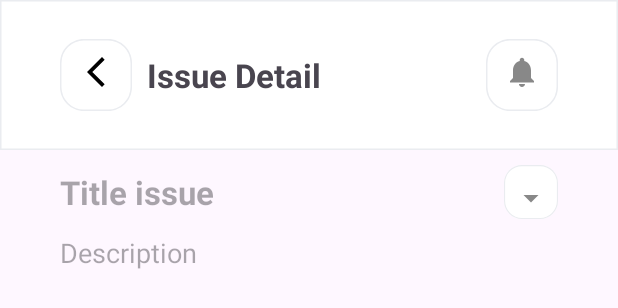
After one commit to phiquan123qa/Stuplan, an Android app: the layout fragment_issue_detail.xml on its own in the app's theme, with its tools: preview values and no code run, on a phone screen of 412 x 824 dp. The commit adds this screen. Shown: the top 308 px of the screen. Run offline under Robolectric (Android 15) with nearby library versions, the phone set to English and light mode, and no system bars.

Commit message:
Finish open, edit Issue detail, show new option: to do more

```diff
--- a/app/src/main/java/com/vn/utility/AdapterProjectsList.java
+++ b/app/src/main/java/com/vn/utility/AdapterProjectsList.java
@@ -61,21 +61,16 @@ public class AdapterProjectsList extends RecyclerView.Adapter<AdapterProjectsLis
     public int getItemCount() {
         return listProjects.size();
     }
-
     public static class AdapterProjectsListHolder extends RecyclerView.ViewHolder{
         TextView titleProject;
         ImageView iconProject;
-
         public AdapterProjectsListHolder(@NonNull View itemView) {
             super(itemView);
             iconProject=itemView.findViewById(R.id.icon_prj_item);
             titleProject=itemView.findViewById(R.id.title_prj_item);
         }
         public void bind(final Project project, final OnItemClickListener listener) {
-            // Bind data to views
             titleProject.setText(project.getTitle());
-
-            // Set click listener
             itemView.setOnClickListener(new View.OnClickListener() {
                 @Override
                 public void onClick(View v) {
--- /dev/null
+++ b/app/src/main/res/drawable/baseline_arrow_drop_down_24.xml
@@ -0,0 +1,5 @@
+<vector android:height="24dp" android:tint="#888888"
+    android:viewportHeight="24" android:viewportWidth="24"
+    android:width="24dp" xmlns:android="http://schemas.android.com/apk/res/android">
+    <path android:fillColor="@android:color/white" android:pathData="M7,10l5,5 5,-5z"/>
+</vector>
--- /dev/null
+++ b/app/src/main/res/drawable/baseline_done_outline_24.xml
@@ -0,0 +1,5 @@
+<vector android:height="24dp" android:tint="#888888"
+    android:viewportHeight="24" android:viewportWidth="24"
+    android:width="24dp" xmlns:android="http://schemas.android.com/apk/res/android">
+    <path android:fillColor="@android:color/white" android:pathData="M19.77,5.03l1.4,1.4L8.43,19.17l-5.6,-5.6 1.4,-1.4 4.2,4.2L19.77,5.03m0,-2.83L8.43,13.54l-4.2,-4.2L0,13.57 8.43,22 24,6.43 19.77,2.2z"/>
+</vector>
--- /dev/null
+++ b/app/src/main/res/drawable/baseline_work_outline_24.xml
@@ -0,0 +1,6 @@
+<vector android:height="24dp" android:tint="#888888"
+    android:viewportHeight="24" android:viewportWidth="24"
+    android:width="24dp" xmlns:android="http://schemas.android.com/apk/res/android">
+    <path android:fillColor="@android:color/white"
+        android:fillType="evenOdd" android:pathData="M14,6L14,4h-4v2h4zM4,8v11h16L20,8L4,8zM20,6c1.11,0 2,0.89 2,2v11c0,1.11 -0.89,2 -2,2L4,21c-1.11,0 -2,-0.89 -2,-2l0.01,-11c0,-1.11 0.88,-2 1.99,-2h4L8,4c0,-1.11 0.89,-2 2,-2h4c1.11,0 2,0.89 2,2v2h4z"/>
+</vector>
--- /dev/null
+++ b/app/src/main/res/drawable/edit_text_no_underline.xml
@@ -0,0 +1,4 @@
+<?xml version="1.0" encoding="utf-8"?>
+<layer-list xmlns:android="http://schemas.android.com/apk/res/android">
+    <item android:drawable="@android:color/transparent" />
+</layer-list>
--- /dev/null
+++ b/app/src/main/res/layout/fragment_issue_detail.xml
@@ -0,0 +1,98 @@
+<?xml version="1.0" encoding="utf-8"?>
+<FrameLayout xmlns:android="http://schemas.android.com/apk/res/android"
+    xmlns:tools="http://schemas.android.com/tools"
+    xmlns:app="http://schemas.android.com/apk/res-auto"
+    android:layout_width="match_parent"
+    android:layout_height="match_parent"
+    tools:context=".IssueDetailFragment">
+    <RelativeLayout
+        android:layout_width="match_parent"
+        android:layout_height="match_parent">
+        <RelativeLayout
+            android:id="@+id/header_nav_issue_detail"
+            android:layout_width="match_parent"
+            android:layout_height="wrap_content"
+            android:background="@drawable/bg_header_nav"
+            app:backgroundTint = "@null">
+
+            <Button
+                android:id="@+id/btn_back_to_list_issue"
+                android:layout_width="48dp"
+                android:layout_height="48dp"
+                android:layout_centerVertical="true"
+                android:layout_marginStart="40dp"
+                android:background="@drawable/bg_icon_notification"
+                android:contentDescription="Back"
+                android:drawableTop="@drawable/baseline_arrow_back_ios_new_24"
+                app:backgroundTint="@null" />
+            <TextView
+                android:id="@+id/title_issue_deatil_fragment"
+                android:layout_width="wrap_content"
+                android:layout_height="wrap_content"
+                android:layout_below="@+id/btn_back_to_list_issue"
+                android:layout_centerVertical="true"
+                android:layout_marginStart="10dp"
+                android:layout_toEndOf="@+id/btn_back_to_list_issue"
+                android:text="Issue Detail"
+                android:textSize="22sp"
+                android:textStyle="bold" />
+            <Button
+                android:id="@+id/btn_open_notification"
+                android:layout_width="48dp"
+                android:layout_height="48dp"
+                android:background="@drawable/bg_icon_notification"
+                android:layout_alignParentEnd="true"
+                android:layout_centerVertical="true"
+                android:layout_marginEnd="40dp"
+                app:backgroundTint = "@null"
+                android:drawableTop="@drawable/baseline_notifications_24"
+                android:contentDescription = "Notification"/>
+
+        </RelativeLayout>
+        <RelativeLayout
+            android:layout_width="match_parent"
+            android:layout_height="wrap_content"
+            android:layout_below="@+id/header_nav_issue_detail"
+            android:layout_marginHorizontal="40dp"
+            android:layout_marginTop="10dp"
+            android:layout_marginBottom="70dp">
+            <LinearLayout
+                android:id="@+id/container_title_option"
+                android:layout_width="match_parent"
+                android:layout_height="wrap_content"
+                android:orientation="horizontal">
+                <EditText
+                    android:id="@+id/text_title_detail_issue"
+                    android:layout_width="0dp"
+                    android:layout_height="match_parent"
+                    android:layout_weight="1"
+                    android:hint="Title issue"
+                    android:textSize="22sp"
+                    android:layout_gravity="start|center"
+                    android:textStyle="bold"
+                    android:background="@drawable/edit_text_no_underline"/>
+                <Button
+                    android:id="@+id/btn_open_option"
+                    android:layout_width="36dp"
+                    android:layout_height="36dp"
+                    android:background="@drawable/bg_icon_notification"
+                    app:backgroundTint = "@null"
+                    android:drawableTop="@drawable/baseline_arrow_drop_down_24"
+                    android:contentDescription = "Option"/>
+            </LinearLayout>
+
+            <EditText
+                android:id="@+id/edit_text_description_deatil_issue"
+                android:layout_width="match_parent"
+                android:layout_height="wrap_content"
+                android:layout_marginTop="10dp"
+                android:hint="Description"
+                android:minLines="15"
+                android:gravity="top"
+                android:layout_below="@+id/container_title_option"
+                android:background="@drawable/edit_text_no_underline"/>
+
+        </RelativeLayout>
+    </RelativeLayout>
+
+</FrameLayout>
```
Also changed, not shown: app/src/main/java/com/vn/appdesign/IssueDetailFragment.java (added, +197 -0 lines), app/src/main/java/com/vn/appdesign/IssueFragment.java (+54 -57 lines), app/src/main/java/com/vn/utility/AdapterIssuesList.java (+23 -13 lines), app/src/main/res/layout/custom_menu_option_issue.xml (added, +48 -0 lines).
